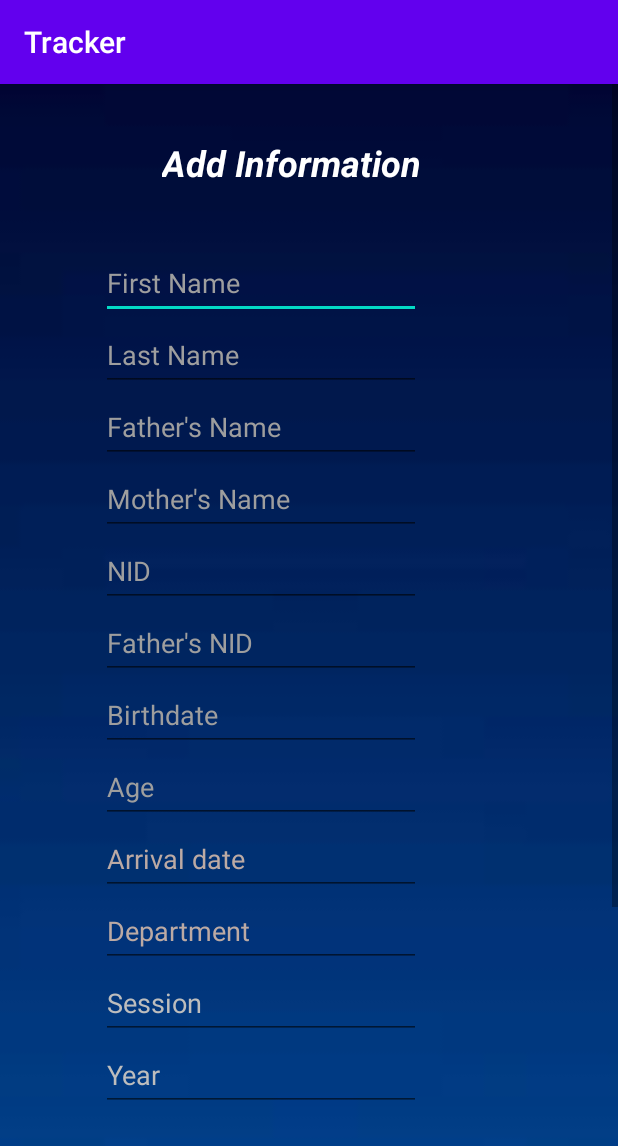
After one commit to Sabbbir/Tracker, an Android app: the add_renterer_info_cont screen opened directly, with no data from a screen before it, on a phone screen of 412 x 824 dp. The commit adds this screen. Shown: the top 1146 px of the screen. Run offline under Robolectric (Android 15) with nearby library versions, the phone set to English and light mode, and no system bars.

Commit message:
continous scroll view added

```diff
--- a/app/src/main/java/com/example/android/tracker/activity_skip_signup_login.java
+++ b/app/src/main/java/com/example/android/tracker/activity_skip_signup_login.java
@@ -22,7 +22,7 @@ public class activity_skip_signup_login extends AppCompatActivity {
         person_two.setOnClickListener(view -> second_person_profile());
     }
     public void renderer_info_page(){
-        Intent intent = new Intent(this,activity_add_renter_info.class);
+        Intent intent = new Intent(this,add_renterer_info_cont.class);
         startActivity(intent);
     }
     public void first_person_profile(){
--- /dev/null
+++ b/app/src/main/java/com/example/android/tracker/add_renterer_info_cont.java
@@ -0,0 +1,120 @@
+package com.example.android.tracker;
+
+import android.content.Intent;
+import android.provider.MediaStore;
+import android.support.v7.app.AppCompatActivity;
+import android.os.Bundle;
+import android.widget.Button;
+import android.widget.TextView;
+
+public class add_renterer_info_cont extends AppCompatActivity {
+    TextView first_name_obj,last_name_obj,fathers_name_obj,mothers_name_obj,nid_num_obj,fathers_nid_obj,birthdate_obj,age_obj,arrival_date_obj,department_obj,session_obj,year_obj;
+    Button submit_renter_info_button,cambutton;
+    @Override
+    protected void onCreate(Bundle savedInstanceState) {
+        super.onCreate(savedInstanceState);
+        setContentView(R.layout.activity_add_renterer_info_cont);
+
+        submit_renter_info_button = findViewById(R.id.submit);
+        submit_renter_info_button.setOnClickListener(view -> make_var_of_renter());
+
+        cambutton = findViewById(R.id.choose_pic);
+        cambutton.setOnClickListener(view -> camera());
+
+        first_name_obj = findViewById(R.id.editTextTextPersonName3);
+        last_name_obj = findViewById(R.id.editTextTextPersonName4);
+        fathers_name_obj =  findViewById(R.id.editTextTextPersonName5);
+        mothers_name_obj =  findViewById(R.id.editTextTextPersonName6);
+        nid_num_obj =  findViewById(R.id.editTextTextPersonName7);
+        fathers_nid_obj =  findViewById(R.id.editTextTextPersonName10);
+        birthdate_obj =  findViewById(R.id.editTextTextPersonName88);
+        age_obj  =  findViewById(R.id.editTextTextPersonName11);
+        arrival_date_obj =  findViewById(R.id.editTextTextPersonName9);
+        department_obj =  findViewById(R.id.editTextTextPersonName12);
+        session_obj  =  findViewById(R.id.editTextTextPersonName112);
+        year_obj =  findViewById(R.id.editTextTextPersonName1121);
+
+    }
+
+    public void  make_var_of_renter(){
+        String full_name,firstname,lastname,fathers_name,mothers_name,nid,fathers_nid,birthdate,age,arrivaldate,department,session,year;
+        firstname = first_name_obj.getText().toString().trim();
+        lastname = last_name_obj.getText().toString().trim();
+        fathers_name=fathers_name_obj.getText().toString().trim();
+        mothers_name = mothers_name_obj.getText().toString().trim();
+        nid = nid_num_obj.getText().toString().trim();
+        fathers_nid = fathers_nid_obj.getText().toString().trim();
+        birthdate = birthdate_obj.getText().toString().trim();
+        age = age_obj.getText().toString().trim();
+        arrivaldate = arrival_date_obj.getText().toString().trim();
+        department = department_obj.getText().toString().trim();
+        session = session_obj.getText().toString().trim();
+        year = year_obj.getText().toString().trim();
+
+
+        //full name
+        full_name = firstname+" "+lastname;
+        if(firstname.isEmpty()){
+            first_name_obj.setError("Field can not be Empty!");
+            getCurrentFocus();
+        }
+        if(lastname.isEmpty()){
+            last_name_obj.setError("Field can not be Empty!");
+            getCurrentFocus();
+        }
+        if(fathers_name.isEmpty()){
+            fathers_name_obj.setError("Field can not be Empty!");
+            getCurrentFocus();
+        }
+        if(mothers_name.isEmpty()){
+            mothers_name_obj.setError("Field can not be Empty!");
+            getCurrentFocus();
+        }
+        if(nid.isEmpty()){
+           nid_num_obj.setError("Field can not be Empty!");
+            getCurrentFocus();
+        }
+        if(fathers_nid.isEmpty()){
+            fathers_nid_obj.setError("Field can not be Empty!");
+            getCurrentFocus();
+        }
+        if(birthdate.isEmpty()){
+            birthdate_obj.setError("Field can not be Empty!");
+            getCurrentFocus();
+        }
+        if(age.isEmpty()){
+            age_obj.setError("Field can not be Empty!");
+            getCurrentFocus();
+        }
+        if(arrivaldate.isEmpty()){
+            arrival_date_obj.setError("Field can not be Empty!");
+            getCurrentFocus();
+        }
+        if(department.isEmpty()){
+            department_obj.setError("Field can not be Empty!");
+            getCurrentFocus();
+        }
+        if(session.isEmpty()){
+            session_obj.setError("Field can not be Empty!");
+            getCurrentFocus();
+        }
+        if(year.isEmpty()){
+            year_obj.setError("Field can not be Empty!");
+            getCurrentFocus();
+        }
+
+            if((!firstname.isEmpty()) && (!lastname.isEmpty()) && (!fathers_name.isEmpty()) && (!mothers_name.isEmpty()) && !(nid.isEmpty()) && !(fathers_nid.isEmpty()) && !(birthdate.isEmpty()) && !(age.isEmpty()) && !(arrivaldate.isEmpty()) && !(department.isEmpty()) && !(session.isEmpty()) && (!year.isEmpty())) {
+                Intent intent = new Intent(this, login_home.class);
+                startActivity(intent);
+            }
+    }
+    public void camera(){
+        try {
+            Intent intent = new Intent();
+            intent.setAction(MediaStore.ACTION_IMAGE_CAPTURE);
+            startActivity(intent);
+        }catch (Exception e){
+            e.printStackTrace();
+        }
+    }
+}
--- a/app/src/main/java/com/example/android/tracker/login_home.java
+++ b/app/src/main/java/com/example/android/tracker/login_home.java
@@ -36,7 +36,7 @@ public class login_home extends AppCompatActivity {
         startActivity(intent);
     }
     public void  renter_add_info(){
-        Intent intent = new Intent(this,activity_add_renter_info.class);
+        Intent intent = new Intent(this,add_renterer_info_cont.class);
         startActivity(intent);
     }
 
--- a/app/src/main/res/layout/activity_add_renter_info.xml
+++ b/app/src/main/res/layout/activity_add_renter_info.xml
@@ -33,7 +33,8 @@
         app:layout_constraintStart_toStartOf="parent"
         app:layout_constraintTop_toTopOf="parent"
         app:layout_constraintVertical_bias="0.638"
-        tools:ignore="MissingConstraints" />
+        tools:ignore="MissingConstraints"
+        android:importantForAutofill="no" />
 
     <EditText
         android:id="@+id/editTextTextPersonName10"
@@ -202,16 +203,15 @@
 
         android:layout_width="wrap_content"
         android:layout_height="wrap_content"
+        android:layout_marginTop="48dp"
         android:text="@string/add_Information"
         android:textColor="@color/white"
         android:textSize="24sp"
         android:textStyle="bold|italic"
-        app:layout_constraintBottom_toBottomOf="parent"
         app:layout_constraintEnd_toEndOf="parent"
-        app:layout_constraintHorizontal_bias="0.451"
+        app:layout_constraintHorizontal_bias="0.406"
         app:layout_constraintStart_toStartOf="parent"
-        app:layout_constraintTop_toTopOf="parent"
-        app:layout_constraintVertical_bias="0.081" />
+        app:layout_constraintTop_toTopOf="parent" />
 
     <Button
         android:id="@+id/submit_renter_info"
--- /dev/null
+++ b/app/src/main/res/layout/activity_add_renterer_info_cont.xml
@@ -0,0 +1,289 @@
+<?xml version="1.0" encoding="utf-8"?>
+<ScrollView xmlns:android="http://schemas.android.com/apk/res/android"
+    xmlns:app="http://schemas.android.com/apk/res-auto"
+    xmlns:tools="http://schemas.android.com/tools"
+    android:layout_width="match_parent"
+    android:layout_height="wrap_content"
+    android:contentDescription="@string/Age"
+    android:fillViewport="true"
+    app:layout_constraintBottom_toBottomOf="parent"
+    app:layout_constraintEnd_toEndOf="parent"
+    app:layout_constraintStart_toStartOf="parent"
+    app:layout_constraintTop_toTopOf="parent">
+
+    <android.support.constraint.ConstraintLayout
+
+        android:layout_width="match_parent"
+        android:layout_height="wrap_content"
+        tools:context=".add_renterer_info_cont">
+
+        <ImageView
+            android:id="@+id/imageView2"
+            android:layout_width="451dp"
+            android:layout_height="1075dp"
+            android:contentDescription="@string/bg_img"
+            android:scaleType="centerCrop"
+            app:layout_constraintBottom_toBottomOf="parent"
+            app:layout_constraintEnd_toEndOf="parent"
+            app:layout_constraintHorizontal_bias="0.238"
+            app:layout_constraintStart_toStartOf="parent"
+            app:layout_constraintTop_toTopOf="parent"
+            app:srcCompat="@drawable/foinal"
+            tools:ignore="MissingConstraints,ImageContrastCheck" />
+
+        <TextView
+            android:id="@+id/textView"
+
+            android:layout_width="wrap_content"
+            android:layout_height="wrap_content"
+            android:layout_marginTop="36dp"
+            android:text="@string/add_Information"
+            android:textColor="@color/white"
+            android:textSize="24sp"
+            android:textStyle="bold|italic"
+            app:layout_constraintEnd_toEndOf="parent"
+            app:layout_constraintHorizontal_bias="0.451"
+            app:layout_constraintStart_toStartOf="parent"
+            app:layout_constraintTop_toTopOf="parent" />
+
+        <EditText
+            android:id="@+id/editTextTextPersonName3"
+            android:layout_width="wrap_content"
+            android:layout_height="wrap_content"
+            android:layout_marginTop="40dp"
+            android:autofillHints=""
+            android:ems="10"
+            android:hint="@string/First_Name"
+            android:inputType="textPersonName"
+            android:minHeight="48dp"
+            android:textColor="@color/white"
+            android:textColorHint="@color/ash"
+            app:layout_constraintEnd_toEndOf="@+id/textView"
+            app:layout_constraintHorizontal_bias="1.0"
+            app:layout_constraintStart_toStartOf="@+id/textView"
+            app:layout_constraintTop_toBottomOf="@+id/textView"
+            tools:ignore="MissingConstraints" />
+
+        <EditText
+            android:id="@+id/editTextTextPersonName4"
+            android:layout_width="wrap_content"
+            android:layout_height="wrap_content"
+            android:autofillHints=""
+            android:ems="10"
+            android:hint="@string/Last_Name"
+            android:inputType="textPersonName"
+            android:minHeight="48dp"
+            android:textColor="@color/white"
+            android:textColorHint="@color/ash"
+            app:layout_constraintEnd_toEndOf="@+id/editTextTextPersonName3"
+            app:layout_constraintHorizontal_bias="0.0"
+            app:layout_constraintStart_toStartOf="@+id/editTextTextPersonName3"
+            app:layout_constraintTop_toBottomOf="@+id/editTextTextPersonName3"
+            tools:ignore="MissingConstraints" />
+
+        <EditText
+            android:id="@+id/editTextTextPersonName5"
+            android:layout_width="wrap_content"
+            android:layout_height="wrap_content"
+            android:autofillHints=""
+            android:ems="10"
+            android:hint="@string/Fathers_Name"
+            android:inputType="textPersonName"
+            android:minHeight="48dp"
+            android:textColor="@color/white"
+            android:textColorHint="@color/ash"
+            app:layout_constraintEnd_toEndOf="@+id/editTextTextPersonName4"
+            app:layout_constraintHorizontal_bias="0.0"
+            app:layout_constraintStart_toStartOf="@+id/editTextTextPersonName4"
+            app:layout_constraintTop_toBottomOf="@+id/editTextTextPersonName4"
+            tools:ignore="MissingConstraints" />
+
+        <EditText
+            android:id="@+id/editTextTextPersonName6"
+            android:layout_width="wrap_content"
+            android:layout_height="wrap_content"
+            android:layout_marginEnd="131dp"
+            android:autofillHints=""
+            android:ems="10"
+            android:hint="@string/Mothers_Name"
+            android:inputType="textPersonName"
+            android:minHeight="48dp"
+            android:textColor="@color/white"
+            android:textColorHint="@color/ash"
+            app:layout_constraintEnd_toEndOf="@+id/editTextTextPersonName5"
+            app:layout_constraintHorizontal_bias="0.0"
+            app:layout_constraintStart_toStartOf="@+id/editTextTextPersonName5"
+            app:layout_constraintTop_toBottomOf="@+id/editTextTextPersonName5"
+            tools:ignore="MissingConstraints" />
+
+        <EditText
+            android:id="@+id/editTextTextPersonName7"
+            android:layout_width="wrap_content"
+            android:layout_height="wrap_content"
+            android:autofillHints=""
+            android:ems="10"
+            android:hint="@string/nid"
+            android:inputType="number"
+            android:minHeight="48dp"
+            android:textColor="@color/white"
+            android:textColorHint="@color/ash"
+            app:layout_constraintEnd_toEndOf="@+id/editTextTextPersonName6"
+            app:layout_constraintHorizontal_bias="0.0"
+            app:layout_constraintStart_toStartOf="@+id/editTextTextPersonName6"
+            app:layout_constraintTop_toBottomOf="@+id/editTextTextPersonName6"
+            tools:ignore="MissingConstraints" />
+
+        <EditText
+            android:id="@+id/editTextTextPersonName10"
+            android:layout_width="wrap_content"
+            android:layout_height="wrap_content"
+            android:autofillHints=""
+            android:ems="10"
+            android:hint="@string/fathers_nid"
+            android:inputType="number"
+            android:minHeight="48dp"
+            android:textColor="@color/white"
+            android:textColorHint="@color/ash"
+            app:layout_constraintEnd_toEndOf="@+id/editTextTextPersonName7"
+            app:layout_constraintHorizontal_bias="0.0"
+            app:layout_constraintStart_toStartOf="@+id/editTextTextPersonName7"
+            app:layout_constraintTop_toBottomOf="@+id/editTextTextPersonName7"
+            tools:ignore="MissingConstraints" />
+
+
+        <EditText
+            android:id="@+id/editTextTextPersonName88"
+            android:layout_width="wrap_content"
+            android:layout_height="wrap_content"
+            android:autofillHints=""
+            android:ems="10"
+            android:hint="@string/Birthdate"
+            android:inputType="datetime"
+            android:minHeight="48dp"
+            android:textColor="@color/white"
+            android:textColorHint="@color/ash"
+            app:layout_constraintEnd_toEndOf="@+id/editTextTextPersonName10"
+            app:layout_constraintHorizontal_bias="0.0"
+            app:layout_constraintStart_toStartOf="@+id/editTextTextPersonName10"
+            app:layout_constraintTop_toBottomOf="@+id/editTextTextPersonName10"
+            tools:ignore="MissingConstraints" />
+
+        <EditText
+            android:id="@+id/editTextTextPersonName11"
+            android:layout_width="wrap_content"
+            android:layout_height="wrap_content"
+            android:autofillHints=""
+            android:ems="10"
+            android:hint="@string/Age"
+            android:inputType="number"
+            android:minHeight="48dp"
+            android:textColor="@color/white"
+            android:textColorHint="@color/ash"
+            app:layout_constraintEnd_toEndOf="@+id/editTextTextPersonName88"
+            app:layout_constraintHorizontal_bias="0.0"
+            app:layout_constraintStart_toStartOf="@+id/editTextTextPersonName88"
+            app:layout_constraintTop_toBottomOf="@+id/editTextTextPersonName88"
+            tools:ignore="MissingConstraints,DuplicateSpeakableTextCheck" />
+
+        <EditText
+            android:id="@+id/editTextTextPersonName9"
+            android:layout_width="wrap_content"
+            android:layout_height="wrap_content"
+            android:autofillHints=""
+            android:ems="10"
+            android:hint="@string/arrival_date"
+            android:inputType="datetime"
+            android:minHeight="48dp"
+            android:textColor="@color/white"
+            android:textColorHint="#BCAAA4"
+            app:layout_constraintEnd_toEndOf="@+id/editTextTextPersonName11"
+            app:layout_constraintHorizontal_bias="1.0"
+            app:layout_constraintStart_toEndOf="@+id/imageView2"
+            app:layout_constraintStart_toStartOf="@+id/editTextTextPersonName11"
+            app:layout_constraintTop_toBottomOf="@+id/editTextTextPersonName11"
+            tools:ignore="MissingConstraints" />
+
+        <EditText
+            android:id="@+id/editTextTextPersonName12"
+            android:layout_width="wrap_content"
+            android:layout_height="wrap_content"
+            android:autofillHints=""
+            android:ems="10"
+            android:hint="@string/department"
+            android:inputType="date"
+            android:minHeight="48dp"
+            android:textColor="@color/white"
+            android:textColorHint="#BCAAA4"
+            app:layout_constraintEnd_toEndOf="@+id/editTextTextPersonName9"
+            app:layout_constraintHorizontal_bias="1.0"
+            app:layout_constraintStart_toEndOf="@+id/imageView2"
+            app:layout_constraintStart_toStartOf="parent"
+            app:layout_constraintTop_toBottomOf="@+id/editTextTextPersonName9"
+            tools:ignore="MissingConstraints" />
+
+        <EditText
+            android:id="@+id/editTextTextPersonName112"
+            android:layout_width="wrap_content"
+            android:layout_height="wrap_content"
+            android:autofillHints=""
+            android:ems="10"
+            android:hint="@string/session"
+            android:inputType="date"
+            android:minHeight="48dp"
+            android:textColor="@color/white"
+            android:textColorHint="#BDBDBD"
+            app:layout_constraintEnd_toEndOf="@+id/editTextTextPersonName12"
+            app:layout_constraintHorizontal_bias="0.0"
+            app:layout_constraintStart_toStartOf="@+id/editTextTextPersonName12"
+            app:layout_constraintTop_toBottomOf="@+id/editTextTextPersonName12"
+            tools:ignore="MissingConstraints" />
+
+        <EditText
+            android:id="@+id/editTextTextPersonName1121"
+            android:layout_width="wrap_content"
+            android:layout_height="wrap_content"
+            android:autofillHints=""
+            android:ems="10"
+            android:hint="@string/year"
+            android:inputType="date"
+            android:minHeight="48dp"
+            android:textColor="@color/white"
+            android:textColorHint="#BDBDBD"
+            app:layout_constraintEnd_toEndOf="@+id/editTextTextPersonName112"
+            app:layout_constraintHorizontal_bias="0.0"
+            app:layout_constraintStart_toStartOf="@+id/editTextTextPersonName112"
+            app:layout_constraintTop_toBottomOf="@+id/editTextTextPersonName112"
+            tools:ignore="MissingConstraints" />
+
+        <Button
+            android:id="@+id/choose_pic"
+            android:layout_width="171dp"
+            android:layout_height="48dp"
+            android:layout_marginEnd="226dp"
+            android:text="@string/Choose_Picture"
+            android:textAllCaps="false"
+            android:textColor="#4D4B4B"
+            app:layout_constraintEnd_toEndOf="@+id/editTextTextPersonName1121"
+            app:layout_constraintHorizontal_bias="0.0"
+            app:layout_constraintStart_toStartOf="@+id/editTextTextPersonName1121"
+            app:layout_constraintTop_toBottomOf="@+id/editTextTextPersonName1121" />
+
+        <Button
+            android:id="@+id/submit"
+            android:layout_width="171dp"
+            android:layout_height="48dp"
+            android:layout_marginTop="4dp"
+            android:text="@string/submit"
+            android:textAllCaps="false"
+            android:textColor="#4D4B4B"
+            app:layout_constraintBottom_toBottomOf="@+id/imageView2"
+            app:layout_constraintEnd_toEndOf="@+id/choose_pic"
+            app:layout_constraintHorizontal_bias="0.0"
+            app:layout_constraintStart_toStartOf="@+id/choose_pic"
+            app:layout_constraintTop_toBottomOf="@+id/choose_pic"
+            app:layout_constraintVertical_bias="0.055"
+            tools:ignore="TouchTargetSizeCheck" />
+
+
+    </android.support.constraint.ConstraintLayout>
+</ScrollView>
--- a/app/src/main/res/values/strings.xml
+++ b/app/src/main/res/values/strings.xml
@@ -31,4 +31,8 @@
     <string name="mail4">mail4:ahsanmahmud@gmail.com</string>
     <string name="date_of_arrival">Date of arrival</string>
     <string name="paid_this_month">Paid</string>
+    <string name="bg_img">bg_img</string>
+    <string name="session">Session</string>
+    <string name="year">Year</string>
+    <string name="department">Department</string>
 </resources>
```
Also changed, not shown: app/src/main/AndroidManifest.xml (+6 -3 lines).
